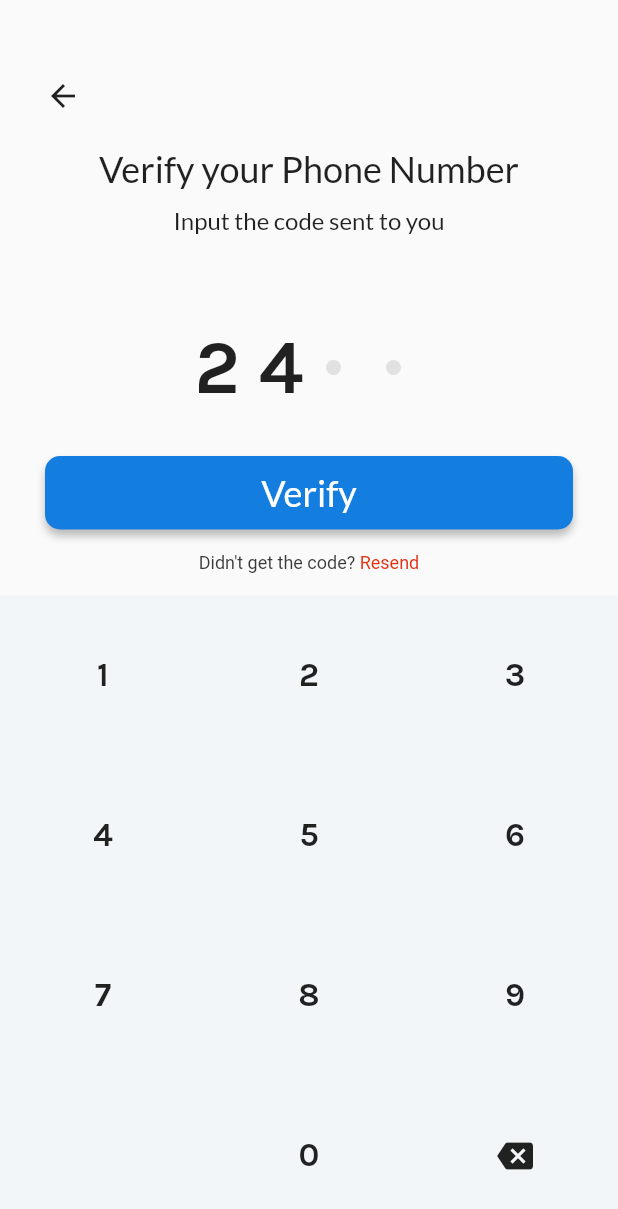
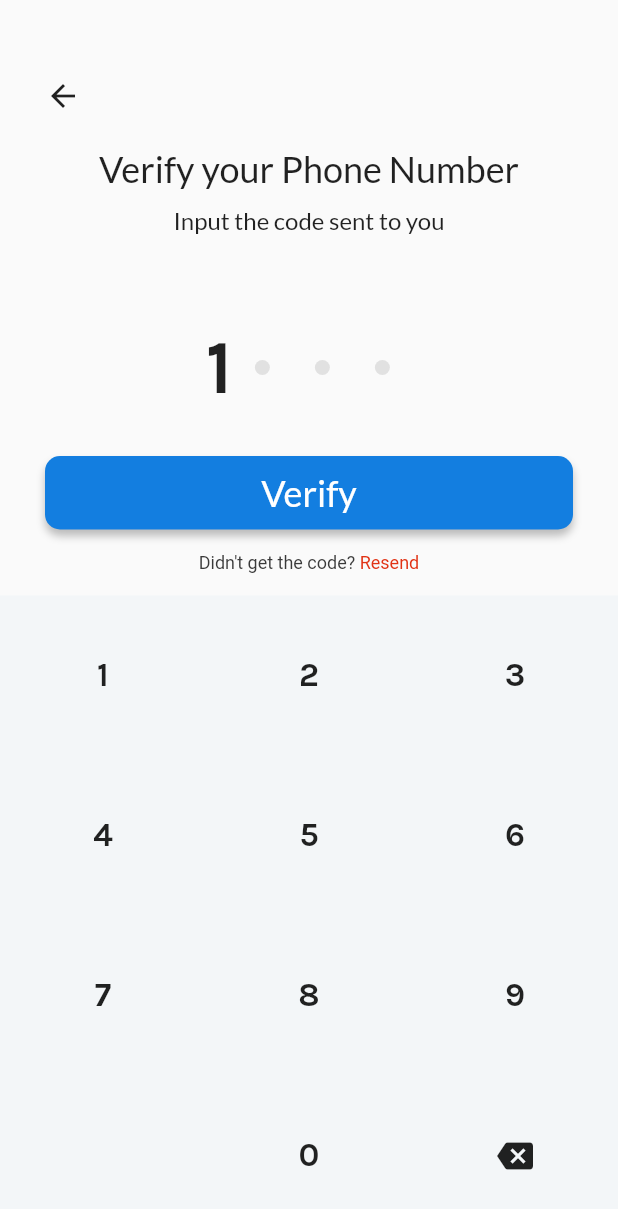
Before and after one commit to Ologeehq/Swiper, a Flutter app: the VerifyPhoneView screen opened directly, after a tap on an icon or button, on a phone screen of 412 x 824 dp. Shown: the top 1209 px of the screen. Run offline on Flutter 3.47's test engine with Material 2 defaults, Android fonts, the phone set to English and light mode, and no system bars; our stand-ins replace google_fonts.

Commit message:
added keyboard functionality to verify screen..looking forward to a better implementation...

```diff
--- a/lib/views/rider/authentication/verify_view.dart
+++ b/lib/views/rider/authentication/verify_view.dart
@@ -4,10 +4,148 @@ import 'package:google_fonts/google_fonts.dart';
 import 'package:swiper/views/utilities/styles.dart' as Style;
 import 'package:swiper/views/widgets/theme_long_button.dart';
 
-class VerifyPhoneView extends StatelessWidget {
+class VerifyPhoneView extends StatefulWidget {
+  @override
+  _VerifyPhoneViewState createState() => _VerifyPhoneViewState();
+}
+
+class _VerifyPhoneViewState extends State<VerifyPhoneView> {
+  pressButtonFunction(int number, Icon icon) {
+    if (icon != null) {
+      if (fourthNumber != null) {
+        setState(() {
+          fourthNumber = number;
+        });
+        return;
+      }
+      if (thirdNumber != null) {
+        setState(() {
+          thirdNumber = null;
+        });
+        return;
+      }
+      if (secondNumber != null) {
+        setState(() {
+          secondNumber = null;
+        });
+        return;
+      }
+      if (firstNumber != null) {
+        setState(() {
+          firstNumber = null;
+        });
+        return;
+      } else {
+        return;
+      }
+    }
+    if (firstNumber == null) {
+      setState(() {
+        firstNumber = number;
+      });
+      return;
+    }
+    if (secondNumber == null) {
+      setState(() {
+        secondNumber = number;
+      });
+      return;
+    }
+    if (thirdNumber == null) {
+      setState(() {
+        thirdNumber = number;
+      });
+      return;
+    }
+    if (fourthNumber == null) {
+      setState(() {
+        fourthNumber = number;
+      });
+      return;
+    } else {
+      return;
+    }
+  }
+
+  Widget buildNumberButton({int number, Icon icon}) {
+    getChild() {
+      if (icon != null) {
+        return icon;
+      } else {
+        return Text(
+          number?.toString() ?? "",
+          style: GoogleFonts.karla(
+            fontSize: 22,
+            fontWeight: FontWeight.bold,
+          ),
+        );
+      }
+    }
+
+    return Expanded(
+        child: FlatButton(
+            onPressed: () {
+              pressButtonFunction(number, icon);
+            },
+            child: getChild()));
+  }
+
+  Widget buildNumberRow(List<int> numbers) {
+    List<Widget> buttonList = numbers
+        .map((buttonNumber) => buildNumberButton(number: buttonNumber))
+        .toList();
+    return Expanded(
+        child: Row(
+      mainAxisAlignment: MainAxisAlignment.spaceBetween,
+      crossAxisAlignment: CrossAxisAlignment.stretch,
+      children: buttonList,
+    ));
+  }
+
+  Widget buildSpecialRow() {
+    return Expanded(
+      child: Row(
+        mainAxisAlignment: MainAxisAlignment.spaceBetween,
+        crossAxisAlignment: CrossAxisAlignment.stretch,
+        children: [
+          buildNumberButton(),
+          buildNumberButton(number: 0),
+          buildNumberButton(icon: Icon(Icons.backspace))
+        ],
+      ),
+    );
+  }
+
+  buildDot() {
+    return Container(
+      margin: EdgeInsets.symmetric(horizontal: 15),
+      height: 10,
+      width: 10,
+      decoration: BoxDecoration(
+          shape: BoxShape.circle, color: Color(0xFF979797).withOpacity(0.25)),
+    );
+  }
+
+  numberResultRow(int number) {
+    if (number == null) {
+      return buildDot();
+    } else {
+      return Text(
+        "$number",
+        style: GoogleFonts.karla(
+          fontWeight: FontWeight.bold,
+          fontSize: 50,
+        ),
+      );
+    }
+  }
+
+  int firstNumber;
+  int secondNumber;
+  int thirdNumber;
+  int fourthNumber;
   @override
   Widget build(BuildContext context) {
-    Size size = MediaQuery.of(context).size;
     return Scaffold(
       body: Column(
         crossAxisAlignment: CrossAxisAlignment.stretch,
@@ -57,15 +195,10 @@ class VerifyPhoneView extends StatelessWidget {
               mainAxisAlignment: MainAxisAlignment.center,
               crossAxisAlignment: CrossAxisAlignment.center,
               children: [
-                Text(
-                  "2 4",
-                  style: GoogleFonts.karla(
-                    fontWeight: FontWeight.bold,
-                    fontSize: 50,
-                  ),
-                ),
-                buildDot(),
-                buildDot(),
+                numberResultRow(firstNumber),
+                numberResultRow(secondNumber),
+                numberResultRow(thirdNumber),
+                numberResultRow(fourthNumber),
               ],
             ),
           ),
@@ -107,7 +240,6 @@ class VerifyPhoneView extends StatelessWidget {
                   ]),
             ),
           ),
-
           Expanded(
             child: Container(
               color: Color(0xFFF3F6F8),
@@ -119,101 +251,10 @@ class VerifyPhoneView extends StatelessWidget {
                   buildSpecialRow(),
                 ],
               ),
-          ))
-          // Expanded(
-          //   child: Container(
-          //     color: Color(0xFFF3F6F8),
-          //     child: GridView(
-          //       shrinkWrap: true,
-          //       padding: EdgeInsets.fromLTRB(30, 15, 30, 20),
-          //       gridDelegate: SliverGridDelegateWithFixedCrossAxisCount(
-          //           crossAxisCount: 3),
-          //       children: [
-          //         for (int i = 1; i < 10; i++)
-          //           Center(
-          //             child: InkWell(
-          //               onTap: () {},
-          //               child: Padding(
-          //                 padding: const EdgeInsets.all(10),
-          //                 child: Text(
-          //                   i.toString(),
-          //                   style: GoogleFonts.karla(
-          //                       fontWeight: FontWeight.bold, fontSize: 22),
-          //                 ),
-          //               ),
-          //             ),
-          //           ),
-          //         Center(child: SizedBox()),
-          //         Center(
-          //           child: Text(
-          //             "0",
-          //             style: GoogleFonts.karla(
-          //                 fontWeight: FontWeight.bold, fontSize: 22),
-          //           ),
-          //         ),
-          //         Center(
-          //             child: IconButton(
-          //                 icon: Icon(Icons.backspace), onPressed: () {})),
-          //       ],
-          //     ),
-          //   ),
-          // )
+            ),
+          ),
         ],
       ),
     );
   }
 }
-
-Widget buildNumberButton({int number, Icon icon}) {
-  getChild() {
-    if (icon != null) {
-      return icon;
-    } else {
-      return Text(
-        number?.toString() ?? "",
-        style: GoogleFonts.karla(
-          fontSize: 22,
-          fontWeight: FontWeight.bold,
-        ),
-      );
-    }
-  }
-
-  return Expanded(child: FlatButton(onPressed: () {}, child: getChild()));
-}
-
-Widget buildNumberRow(List<int> numbers) {
-  List<Widget> buttonList = numbers
-      .map((buttonNumber) => buildNumberButton(number: buttonNumber))
-      .toList();
-  return Expanded(
-      child: Row(
-    mainAxisAlignment: MainAxisAlignment.spaceBetween,
-    crossAxisAlignment: CrossAxisAlignment.stretch,
-    children: buttonList,
-  ));
-}
-
-Widget buildSpecialRow() {
-  return Expanded(
-    child: Row(
-      mainAxisAlignment: MainAxisAlignment.spaceBetween,
-      crossAxisAlignment: CrossAxisAlignment.stretch,
-      children: [
-        buildNumberButton(),
-        buildNumberButton(number: 0),
-        buildNumberButton(icon: Icon(Icons.backspace))
-      ],
-    ),
-  );
-}
-
-buildDot() {
-  return Container(
-    margin: EdgeInsets.symmetric(horizontal: 15),
-    height: 10,
-    width: 10,
-    decoration: BoxDecoration(
-        shape: BoxShape.circle, color: Color(0xFF979797).withOpacity(0.25)),
-  );
-}
```
Lines whose indentation alone changed are shown as unchanged.
